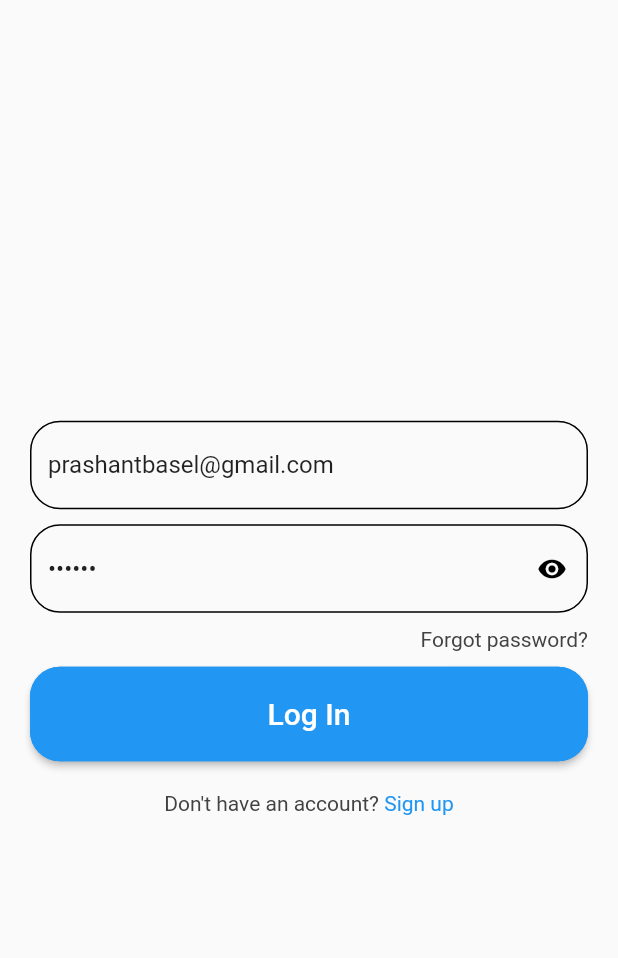
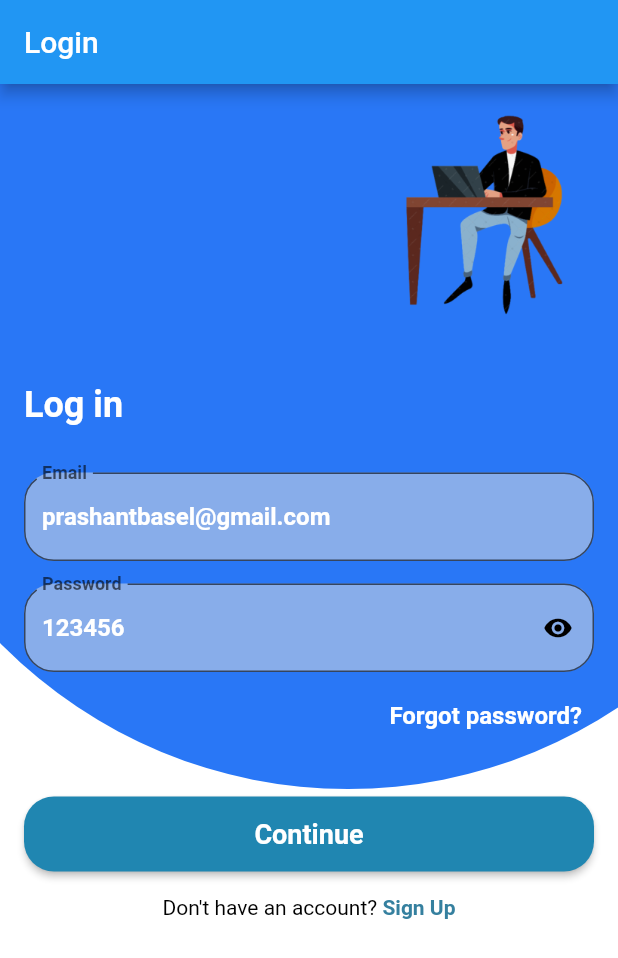
Before and after one commit to Namratasharma2002/Group932ASem3, a Flutter app: the screen it shows after launch, on a phone screen of 412 x 824 dp. Shown: the top 958 px of the screen. Run offline on Flutter 3.47's test engine with Material 2 defaults, Android fonts, the phone set to English and light mode, and no system bars; our stand-ins replace cloud_firestore, firebase_auth, firebase_core, firebase_storage; accounts and stored records are empty; Roboto replaces fonts that are missing (Rubik).

Commit message:
login screen fixed

```diff
--- a/lib/screens/auth/login_screen.dart
+++ b/lib/screens/auth/login_screen.dart
@@ -1,4 +1,5 @@
 import 'package:flutter/cupertino.dart';
+import 'package:flutter/gestures.dart';
 import 'package:flutter/material.dart';
 import 'package:provider/provider.dart';
 
@@ -79,119 +80,181 @@ class _LoginScreenState extends State<LoginScreen> {
     return Form(
       key: _formKey,
       child: Scaffold(
-        body: Center(
-          child: SingleChildScrollView(
+        appBar: AppBar(
+          title: Text('Login'),
+        ),
+        body: Stack(
+          children: [
+            Container(
+              height: double.infinity,
+              width: double.infinity,
+              color: Colors.white,
+            ),
+            Positioned(
+              top: -200,
+              right: -145,
               child: Container(
-              padding: EdgeInsets.all(20),
+                height: 690,
+                width: 650,
+                decoration: BoxDecoration(
+                  shape: BoxShape.circle,
+                  color: Color(0xFF2977F6),
+                ),
+              ),
+            ),
+            Positioned(
+              top: MediaQuery.of(context).padding.top + 5,
+              right: 20,
+              child: Image.asset(
+                'assets/images/Login.png',
+                height: 150,
+                width: 150,
+              ),
+            ),
+            Center(
+              child: Padding(
+                padding: const EdgeInsets.symmetric(horizontal: 16.0),
                 child: Column(
+                  mainAxisAlignment: MainAxisAlignment.start,
+                  crossAxisAlignment: CrossAxisAlignment.start,
                   children: [
+                    Padding(
+                      padding: const EdgeInsets.only(top: 200.0, bottom: 16.0),
+                      child: Text(
+                        'Log in',
+                        style: TextStyle(
+                          fontSize: 24,
+                          fontFamily: 'Rubik',
+                          fontWeight: FontWeight.bold,
+                          color: Colors.white,
+                        ),
+                      ),
+                    ),
+                    SizedBox(height: 15),
                     TextFormField(
                       validator: ValidateLogin.emailValidate,
+                      keyboardType: TextInputType.emailAddress ,
                       controller: _emailController,
-                    keyboardType: TextInputType.emailAddress ,
-                    // validator: ValidateLogin.emailValidate,
+                      style: TextStyle(
+                        color: Colors.white,
+                        fontFamily: 'Rubik',
+                        fontWeight: FontWeight.bold,
+                      ),
                       decoration: InputDecoration(
-                    enabledBorder: OutlineInputBorder(borderRadius: BorderRadius.circular(20)),
-                      focusedBorder: OutlineInputBorder(borderRadius: BorderRadius.circular(20)),
-                      border: InputBorder.none,
-                      hintText: 'Email Address',
+                        labelText: 'Email',
+                        filled: true,
+                        fillColor: Color(0xFF88ADEA),
+                        border: OutlineInputBorder(
+                          borderRadius: BorderRadius.circular(20),
                         ),
                       ),
+                    ),
+                    SizedBox(height: 15),
+                    TextFormField(
 
-              SizedBox(
-                height: 10,
+                      validator: ValidateLogin.passwordValidate,
+                      controller: _passwordController,
+                      style: TextStyle(
+                        color: Colors.white,
+                        fontFamily: 'Rubik',
+                        fontWeight: FontWeight.bold,
+                      ),
+                      decoration: InputDecoration(
+                        labelText: 'Password',
+                        filled: true,
+                        fillColor: Color(0xFF88ADEA),
+                        border: OutlineInputBorder(
+                          borderRadius: BorderRadius.circular(20),
                         ),
 
-                  TextFormField(
-                    validator: ValidateLogin.passwordValidate,
-                    controller: _passwordController,
-                    obscureText: _obscureTextPassword,
-                    // validator: ValidateLogin.password,
-                    decoration: InputDecoration(
-                      enabledBorder: OutlineInputBorder(borderRadius: BorderRadius.circular(20)),
-                      focusedBorder: OutlineInputBorder(borderRadius: BorderRadius.circular(20)),
-                      hintText: 'Password',
                         suffixIcon: GestureDetector(
                           onTap: () {
                             setState(() {
-                            _obscureTextPassword = !_obscureTextPassword;
-                          });
+                              _obscureTextPassword = !_obscureTextPassword;});
                           },
-                        child: Icon(
-                          _obscureTextPassword ? Icons.visibility : Icons.visibility_off,
+                          child: Icon(_obscureTextPassword ? Icons.visibility : Icons.visibility_off,
                             size: 20.0,
                             color: Colors.black,
                           ),
                         ),
                       ),
                     ),
-
-                  SizedBox(
-                    height: 10,
-                  ),
-
+                    SizedBox(height: 5), // Reduced the gap here
                     Align(
-                      alignment: Alignment.centerRight,
-                      child: InkWell(
-                        onTap: () {
-                          Navigator.of(context).pushNamed("/forget-password");
+                      alignment: Alignment.bottomRight,
+                      child: TextButton(
+                        onPressed: () {
+                          // Add your forgot password action here
                         },
                         child: Text(
-                          "Forgot password?",
-                          style: TextStyle(color: Colors.grey.shade800),
+                          'Forgot password?',
+                          style: TextStyle(
+                            fontSize: 16,
+                            fontFamily: 'Rubik',
+                            fontWeight: FontWeight.bold,
+                            color: Colors.white,
                           ),
-                      )),
-
-                  SizedBox(
-                    height: 10,
                         ),
-
-                  Container(
-                    width: double.infinity,
-                    child: ElevatedButton(
-                        style: ButtonStyle(
-                          shape: MaterialStateProperty.all<RoundedRectangleBorder>(RoundedRectangleBorder(borderRadius: BorderRadius.circular(20), side: BorderSide(color: Colors.blue))),
-                          padding: MaterialStateProperty.all<EdgeInsets>(EdgeInsets.symmetric(vertical: 20)),
                       ),
+                    ),
+                    SizedBox(height: 30),
+                    ElevatedButton(
                       onPressed: () {
                           login();
+
                       },
+                      style: ElevatedButton.styleFrom(
+                        primary: Color(0xFF2086B1),
+                        shape: RoundedRectangleBorder(
+                          borderRadius: BorderRadius.circular(20),
+                        ),
+                        minimumSize: Size(double.infinity, 50),
+                      ),
                       child: Text(
-                          "Log In",
-                          style: TextStyle(fontSize: 20),
-                        )),
+                        'Continue',
+                        style: TextStyle(
+                          fontSize: 18,
+                          fontFamily: 'Rubik',
+                          fontWeight: FontWeight.bold,
+                          color: Colors.white,
                         ),
-
-                  SizedBox(
-                    height: 20,
                       ),
-
-                  Row(
-                    mainAxisAlignment: MainAxisAlignment.center,
+                    ),
+                    SizedBox(height: 16),
+                    Container(
+                      alignment: Alignment.center,
+                      child: RichText(
+                        text: TextSpan(
+                          text: 'Don\'t have an account? ',
+                          style: TextStyle(
+                            color: Colors.black,
+                            fontFamily: 'Rubik',
+                            fontWeight: FontWeight.normal,
+                          ),
                           children: [
-                      Text(
-                        "Don't have an account? ",
-                        style: TextStyle(color: Colors.grey.shade800),
+                            TextSpan(
+                              text: 'Sign Up',
+                              style: TextStyle(
+                                color: Color(0xFF35809F),
+                                fontFamily: 'Rubik',
+                                fontWeight: FontWeight.bold,
                               ),
-                      InkWell(
-                          onTap: () {
+                              recognizer: TapGestureRecognizer()
+                                ..onTap = () {
                                   Navigator.of(context).pushNamed("/register");
                                 },
-                          child: Text(
-                            "Sign up",
-                            style: TextStyle(color: Colors.blue),
-                          ))
-                    ],
                             ),
-
-
-
                           ],
                         ),
                       ),
                     ),
+                  ],
                 ),
-      )
+              ),
+            ),
+          ],
+        ),
+      ),
     );
   }
 }
--- a/lib/screens/user_list/user_selection.dart
+++ b/lib/screens/user_list/user_selection.dart
@@ -77,7 +77,8 @@ class _UserSelectionState extends State<UserSelection> {
 
                       return ListTile(
 
-                        title: Text((_authViewModel!.friendsList![index])!.email!),
+                        title: Text((_authViewModel!.friendsList![index])!.name!),
+                        subtitle: Text((_authViewModel!.friendsList![index])!.email!),
                       );
                     },
                   )
```
Also changed, not shown: assets/images/Login.png (added), assets/images/message.png (added). Lines whose indentation alone changed are shown as unchanged.
